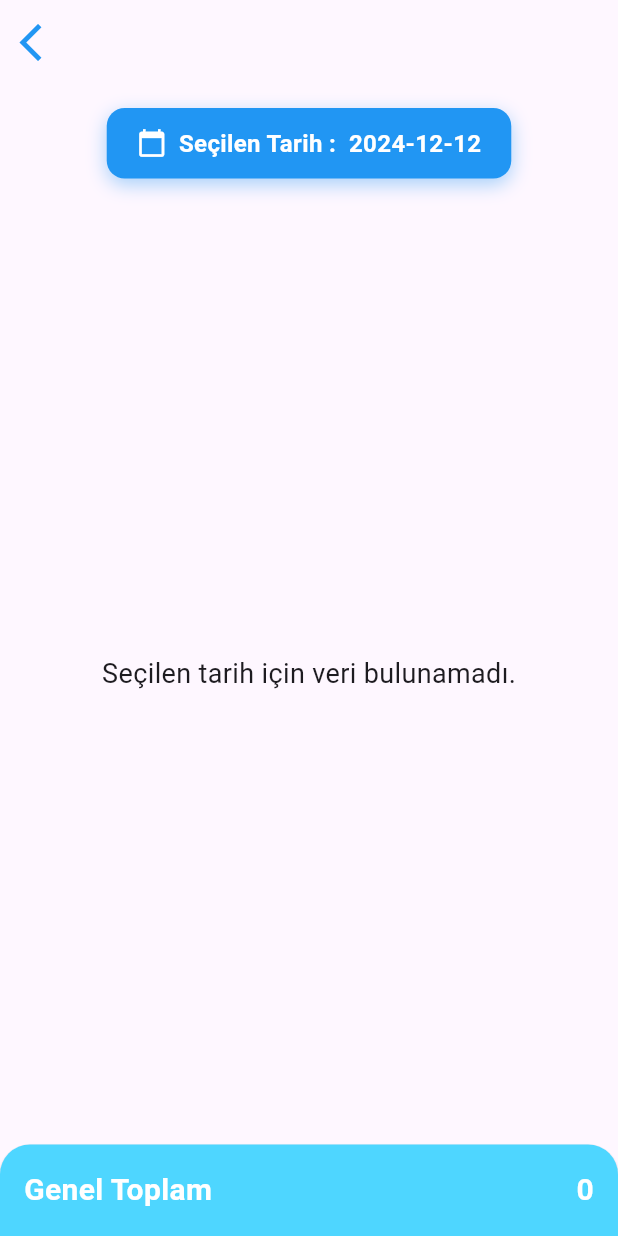
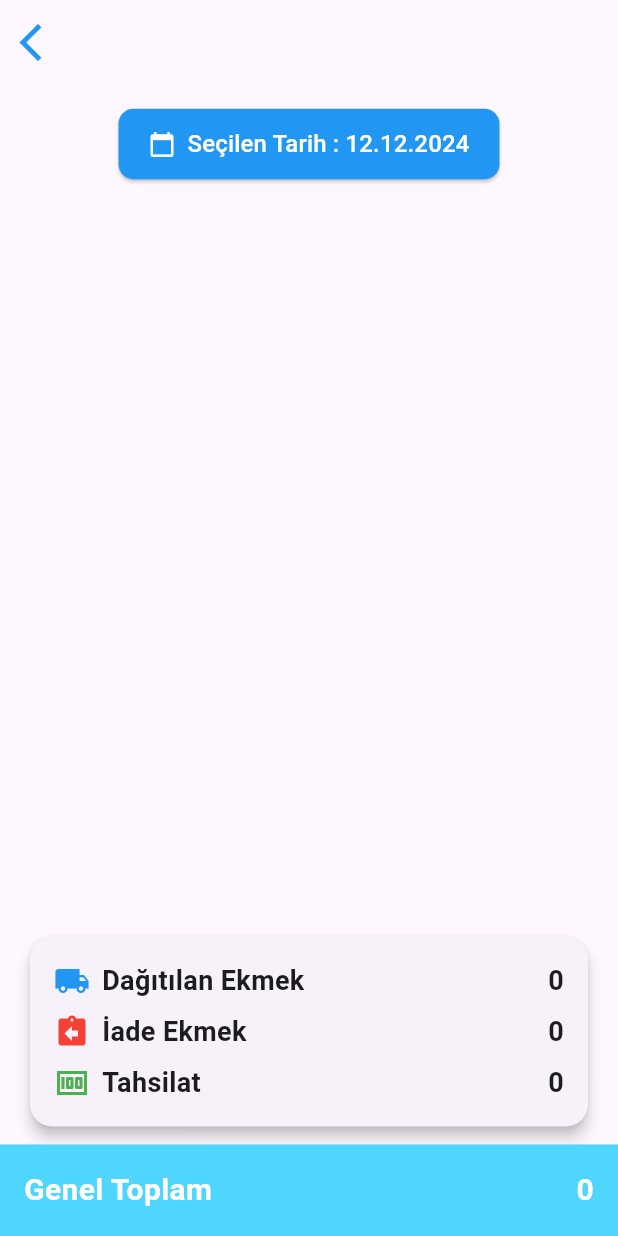
Before and after one commit to UKaanK/bakeryprojectapp, a Flutter app: the BakeryAdminReportsScreen screen opened directly with empty values, on a phone screen of 412 x 824 dp. Run offline on Flutter 3.47's test engine with Material 3 defaults, Android fonts, the phone set to English and light mode, and no system bars; our stand-ins replace cloud_firestore, firebase_auth, firebase_core, google_fonts; accounts and stored records are empty.

Commit message:
güncelleme

```diff
--- a/lib/gider.dart
+++ b/lib/gider.dart
@@ -78,7 +78,7 @@ class _GiderPageState extends State<GiderPage> {
       appBar: AppBar(
         title: Text(
           "GİDER",
-          style:GoogleFonts.cambo(
+          style:GoogleFonts.aDLaMDisplay(
     fontSize: 35,
     fontWeight: FontWeight.bold,
     color: Colors.blue,
--- a/lib/marketler.dart
+++ b/lib/marketler.dart
@@ -18,7 +18,7 @@ class MarketPage extends StatelessWidget {
       appBar: AppBar(
         title:  Text(
           "MARKETLER", // AppBar başlığı
-          style:GoogleFonts.cambo(
+          style:GoogleFonts.aDLaMDisplay(
     fontSize: 35,
     fontWeight: FontWeight.bold,
     color: Colors.blue,
--- a/lib/screens/bakeryadmin/bakeryadmindistribution_screen.dart
+++ b/lib/screens/bakeryadmin/bakeryadmindistribution_screen.dart
@@ -324,7 +324,7 @@ class _BakeryAdminDistributionScreenState
   Widget build(BuildContext context) {
     return Scaffold(
       appBar: AppBar(
-        title: Text("Dağıtım Ekranı" , style:GoogleFonts.cambo(
+        title: Text("Dagıtım Ekranı" , style:GoogleFonts.aDLaMDisplay(
     fontSize: 35,
     fontWeight: FontWeight.bold,
     color: Colors.blue,
--- a/lib/screens/bakeryadmin/bakeryadminproduction/bakeryadminproduction_screen.dart
+++ b/lib/screens/bakeryadmin/bakeryadminproduction/bakeryadminproduction_screen.dart
@@ -839,7 +839,7 @@ class _BakeryAdminProductionScreenState
   Widget build(BuildContext context) {
     return Scaffold(
       appBar: AppBar(
-        title: Text("Üretim Ekranı" , style:GoogleFonts.cambo(
+        title: Text("Üretim Ekranı" , style:GoogleFonts.aDLaMDisplay(
     fontSize: 35,
     fontWeight: FontWeight.bold,
     color: Colors.blue,
--- a/lib/screens/bakeryadmin/bakeryadminservicereports/bakeryadminregion_screen.dart
+++ b/lib/screens/bakeryadmin/bakeryadminservicereports/bakeryadminregion_screen.dart
@@ -38,7 +38,7 @@ class _BakeryAdminRegionScreenState extends State<BakeryAdminRegionScreen> {
   Widget build(BuildContext context) {
     return Scaffold(
       appBar: AppBar(
-        title: Text("Bölgeler" , style:GoogleFonts.cambo(
+        title: Text("Bölgeler" , style:GoogleFonts.aDLaMDisplay(
     fontSize: 35,
     fontWeight: FontWeight.bold,
     color: Colors.blue,
--- a/lib/screens/bakeryadmin/bakeryadminservicereports/bakeryadminreports_screen.dart
+++ b/lib/screens/bakeryadmin/bakeryadminservicereports/bakeryadminreports_screen.dart
@@ -495,20 +495,22 @@ class _BakeryAdminReportsScreenState extends State<BakeryAdminReportsScreen> {
 
 
 
-*/
-
+*/import 'package:flutter/material.dart';
 import 'package:bakeryprojectapp/models/usermodel.dart';
 import 'package:bakeryprojectapp/services/regionservices.dart';
 import 'package:bakeryprojectapp/utilits/widgets/bakeryappbar.dart';
-import 'package:flutter/material.dart';
-import 'package:intl/intl.dart'; // Tarih formatlama için gerekli
+import 'package:google_fonts/google_fonts.dart';
+import 'package:intl/intl.dart';
 
 class BakeryAdminReportsScreen extends StatefulWidget {
   final String regionName; // Bölge ismini widget'a ekleyelim
   final UserModel userModel;
 
-  const BakeryAdminReportsScreen(
-      {super.key, required this.regionName, required this.userModel});
+  const BakeryAdminReportsScreen({
+    super.key,
+    required this.regionName,
+    required this.userModel,
+  });
 
   @override
   State<BakeryAdminReportsScreen> createState() =>
@@ -518,8 +520,16 @@ class BakeryAdminReportsScreen extends StatefulWidget {
 class _BakeryAdminReportsScreenState extends State<BakeryAdminReportsScreen> {
   final RegionService _regionService = RegionService();
   List<Map<String, dynamic>> marketData = [];
-  DateTime selectedDate = DateTime.now(); // Varsayılan olarak bugünkü tarih
+  DateTime selectedDate = DateTime.now(); // Varsayılan tarih
   bool isLoading = true; // Veriler yükleniyor mu?
+
+  final Map<String, String> serviceNames = {
+    'total_ekmek': 'Total Ekmek',
+    'iade_ekmek': 'İade Ekmek',
+    'dagitilan_ekmek': 'Dağıtılan Ekmek',
+    'aractaki_ekmek': 'Araçtaki Ekmek',
+    'tahsilat': 'Tahsilat',
+  };
 
   @override
   void initState() {
@@ -532,8 +542,8 @@ class _BakeryAdminReportsScreenState extends State<BakeryAdminReportsScreen> {
     final DateTime? pickedDate = await showDatePicker(
       context: context,
       initialDate: selectedDate,
-      firstDate: DateTime(2000),
-      lastDate: DateTime(2100),
+      firstDate: DateTime(2022),
+      lastDate: DateTime(2030),
     );
     if (pickedDate != null && pickedDate != selectedDate) {
       setState(() {
@@ -570,7 +580,6 @@ class _BakeryAdminReportsScreenState extends State<BakeryAdminReportsScreen> {
             'services': services,
           };
         }).toList();
-        print(markets);
         isLoading = false; // Veri yüklendi
       });
     } catch (e) {
@@ -599,58 +608,36 @@ class _BakeryAdminReportsScreenState extends State<BakeryAdminReportsScreen> {
     return Scaffold(
       appBar: bakeryappbar(
         automaticallyImplyLeading: true,
-        title: Text(widget.regionName),
+        title: Text(
+          widget.regionName,
+          style: GoogleFonts.abrilFatface(
+            fontSize: 35,
+            fontWeight: FontWeight.bold,
+            color: Colors.blue,
+          ),
+        ),
       ),
       body: Column(
         children: [
-          // Tarih seçici butonu
+          // Tarih Seçici
           Padding(
-            padding: const EdgeInsets.all(16.0),
+            padding: const EdgeInsets.symmetric(vertical: 16.0),
             child: Row(
-              mainAxisAlignment:
-                  MainAxisAlignment.center, // Ortada konumlandırma
+              mainAxisAlignment: MainAxisAlignment.center,
               children: [
-                GestureDetector(
-                  onTap: () => _selectDate(context),
-                  child: Container(
-                    decoration: BoxDecoration(
-                      color: Colors.blue, // Mavi arka plan
-                      borderRadius:
-                          BorderRadius.circular(12), // Yuvarlatılmış köşeler
-                      boxShadow: [
-                        BoxShadow(
-                          color: Colors.blue.withOpacity(0.4),
-                          blurRadius: 10,
-                          offset: Offset(0, 4), // Hafif gölge efekti
+                ElevatedButton.icon(
+                  onPressed: () => _selectDate(context),
+                  icon: const Icon(Icons.calendar_today, color: Colors.white),
+                  label: Text(
+                    "Seçilen Tarih : ${DateFormat('dd.MM.yyyy').format(selectedDate)}",
+                    style: const TextStyle(fontSize: 16, color: Colors.white),
                   ),
-                      ],
-                    ),
-                    padding: EdgeInsets.symmetric(horizontal: 20, vertical: 12),
-                    child: Row(
-                      mainAxisSize: MainAxisSize.min,
-                      children: [
-                        Icon(
-                          Icons.calendar_today,
-                          color: Colors.white,
-                          size: 20,
-                        ),
-                        SizedBox(width: 8),
-                        Text(
-                          "Seçilen Tarih :  ",
-                          style: TextStyle(
-                              fontSize: 16,
-                              color: Colors.white,
-                              fontWeight: FontWeight.bold),
-                        ),
-                        Text(
-                          DateFormat('yyyy-MM-dd').format(selectedDate),
-                          style: TextStyle(
-                            fontSize: 16,
-                            fontWeight: FontWeight.bold,
-                            color: Colors.white, // Beyaz metin
-                          ),
-                        ),
-                      ],
+                  style: ElevatedButton.styleFrom(
+                    backgroundColor: Colors.blue, // Mavi renk
+                    padding: const EdgeInsets.symmetric(
+                        horizontal: 20, vertical: 12),
+                    shape: RoundedRectangleBorder(
+                      borderRadius: BorderRadius.circular(10),
                     ),
                   ),
                 ),
@@ -658,28 +645,27 @@ class _BakeryAdminReportsScreenState extends State<BakeryAdminReportsScreen> {
             ),
           ),
           Expanded(
+            child: Padding(
+              padding: const EdgeInsets.all(16.0),
               child: isLoading
-                ? Center(
-                    child: CircularProgressIndicator()) // Yükleniyor ekranı
-                : marketData.isEmpty
-                    ? Center(
-                        child: Text(
-                          'Seçilen tarih için veri bulunamadı.',
-                          style: TextStyle(fontSize: 18),
-                        ),
-                      )
-                    : Padding(
-                        padding: const EdgeInsets.all(16.0),
-                        child: ListView.builder(
+                  ? const Center(child: CircularProgressIndicator())
+                  : ListView.builder(
                       itemCount: marketData.length,
                       itemBuilder: (context, index) {
                         final data = marketData[index];
                         final marketTotal = calculateMarketTotal(
                             data['services'] as Map<String, int>);
 
+                        final sortedServices =
+                            (data['services'] as Map<String, int>)
+                                .entries
+                                .toList();
+
+                        sortedServices.sort((a, b) => a.key.compareTo(b.key));
+
                         return Card(
                           elevation: 5,
-                              margin: EdgeInsets.symmetric(vertical: 8),
+                          margin: const EdgeInsets.symmetric(vertical: 8),
                           shape: RoundedRectangleBorder(
                             borderRadius: BorderRadius.circular(15),
                           ),
@@ -694,40 +680,39 @@ class _BakeryAdminReportsScreenState extends State<BakeryAdminReportsScreen> {
                                   children: [
                                     Row(
                                       children: [
-                                            Icon(
+                                        const Icon(
                                           Icons.store,
-                                              color: Colors.blueAccent,
+                                          color: Colors.blue,
                                           size: 22,
                                         ),
-                                            SizedBox(width: 8),
+                                        const SizedBox(width: 8),
                                         Text(
                                           data['marketName'],
-                                              style: TextStyle(
+                                          style: const TextStyle(
                                             fontSize: 20,
                                             fontWeight: FontWeight.bold,
-                                                color: Colors.blueAccent,
+                                            color: Colors.blue,
                                           ),
                                         ),
                                       ],
                                     ),
                                     Icon(
                                       Icons.arrow_drop_down_circle,
-                                          color: Colors.grey.shade400,
+                                      color: const Color.fromARGB(
+                                          255, 162, 196, 250),
                                     ),
                                   ],
                                 ),
-                                    SizedBox(height: 10),
+                                const SizedBox(height: 10),
                                 Column(
-                                      children:
-                                          (data['services'] as Map<String, int>)
-                                              .entries
-                                              .map((entry) {
+                                  children: sortedServices.map((entry) {
                                     return Row(
                                       mainAxisAlignment:
                                           MainAxisAlignment.spaceBetween,
                                       children: [
                                         Text(
-                                              entry.key,
+                                          serviceNames[entry.key] ??
+                                              'Servis ${entry.key}',
                                           style: TextStyle(
                                               fontSize: 16,
                                               color: Colors.grey.shade700),
@@ -742,12 +727,12 @@ class _BakeryAdminReportsScreenState extends State<BakeryAdminReportsScreen> {
                                     );
                                   }).toList(),
                                 ),
-                                    Divider(),
+                                const Divider(),
                                 Row(
                                   mainAxisAlignment:
                                       MainAxisAlignment.spaceBetween,
                                   children: [
-                                        Row(
+                                    const Row(
                                       children: [
                                         Icon(
                                           Icons.attach_money,
@@ -766,7 +751,7 @@ class _BakeryAdminReportsScreenState extends State<BakeryAdminReportsScreen> {
                                     ),
                                     Text(
                                       marketTotal.toString(),
-                                          style: TextStyle(
+                                      style: const TextStyle(
                                         fontSize: 18,
                                         fontWeight: FontWeight.bold,
                                         color: Colors.black,
@@ -782,22 +767,41 @@ class _BakeryAdminReportsScreenState extends State<BakeryAdminReportsScreen> {
                     ),
             ),
           ),
-          // Genel toplam göstergesi
-          Card(
-            color: Color.fromARGB(255, 78, 214, 255),
-            margin: EdgeInsets.all(0),
+          Padding(
+            padding:
+                const EdgeInsets.symmetric(horizontal: 16.0, vertical: 8.0),
+            child: Card(
+              elevation: 4,
               shape: RoundedRectangleBorder(
-              borderRadius: BorderRadius.only(
-                topLeft: Radius.circular(20),
-                topRight: Radius.circular(20),
+                borderRadius: BorderRadius.circular(15),
+              ),
+              child: Padding(
+                padding: const EdgeInsets.all(16.0),
+                child: Column(
+                  children: [
+                    _buildInfoRow(Icons.local_shipping, "Dağıtılan Ekmek",
+                        calculateDagitilanEkmekTotal(), Colors.blue),
+                    const SizedBox(height: 8),
+                    _buildInfoRow(Icons.assignment_return, "İade Ekmek",
+                        calculateIadeEkmekTotal(), Colors.red),
+                    const SizedBox(height: 8),
+                    _buildInfoRow(Icons.money, "Tahsilat",
+                        calculateTahsilatTotal(), Colors.green),
+                  ],
                 ),
               ),
+            ),
+          ),
+          Card(
+            color: const Color.fromARGB(255, 78, 214, 255),
+            margin: const EdgeInsets.all(0),
+            shape: const RoundedRectangleBorder(),
             child: Padding(
               padding: const EdgeInsets.all(16.0),
               child: Row(
                 mainAxisAlignment: MainAxisAlignment.spaceBetween,
                 children: [
-                  Text(
+                  const Text(
                     'Genel Toplam',
                     style: TextStyle(
                       fontSize: 20,
@@ -807,7 +811,7 @@ class _BakeryAdminReportsScreenState extends State<BakeryAdminReportsScreen> {
                   ),
                   Text(
                     calculateGeneralTotal().toString(),
-                    style: TextStyle(
+                    style: const TextStyle(
                       fontSize: 20,
                       fontWeight: FontWeight.bold,
                       color: Colors.white,
@@ -821,4 +825,49 @@ class _BakeryAdminReportsScreenState extends State<BakeryAdminReportsScreen> {
       ),
     );
   }
+
+  int calculateDagitilanEkmekTotal() {
+    return marketData.fold(
+      0,
+      (sum, market) =>
+          sum + ((market['services']?['dagitilan_ekmek'] ?? 0) as int),
+    );
   }
+
+  int calculateIadeEkmekTotal() {
+    return marketData.fold(
+      0,
+      (sum, market) => sum + ((market['services']?['iade_ekmek'] ?? 0) as int),
+    );
+  }
+
+  int calculateTahsilatTotal() {
+    return marketData.fold(
+      0,
+      (sum, market) => sum + ((market['services']?['tahsilat'] ?? 0) as int),
+    );
+  }
+
+  Widget _buildInfoRow(
+      IconData icon, String label, int value, Color iconColor) {
+    return Row(
+      mainAxisAlignment: MainAxisAlignment.spaceBetween,
+      children: [
+        Row(
+          children: [
+            Icon(icon, color: iconColor, size: 24),
+            const SizedBox(width: 8),
+            Text(
+              label,
+              style: const TextStyle(fontSize: 18, fontWeight: FontWeight.bold),
+            ),
+          ],
+        ),
+        Text(
+          value.toString(),
+          style: const TextStyle(fontSize: 18, fontWeight: FontWeight.bold),
+        ),
+      ],
+    );
+  }
+}
--- a/lib/servis.dart
+++ b/lib/servis.dart
@@ -19,7 +19,7 @@ class ServisPage extends StatelessWidget {
       appBar: AppBar(
         title: Text(
           'SERVİS',
-         style:GoogleFonts.cambo(
+         style:GoogleFonts.aDLaMDisplay(
     fontSize: 35,
     fontWeight: FontWeight.bold,
     color: Colors.blue,
--- a/lib/shell.dart
+++ b/lib/shell.dart
@@ -2318,7 +2318,7 @@ class _ShellPageState extends State<ShellPage> {
       appBar: AppBar(
         title: Text(
           widget.marketIsim,
-          style: GoogleFonts.cambo(
+          style: GoogleFonts.aDLaMDisplay(
             fontSize: 35,
             fontWeight: FontWeight.bold,
             color: Colors.white,
```
Lines whose indentation alone changed are shown as unchanged.
